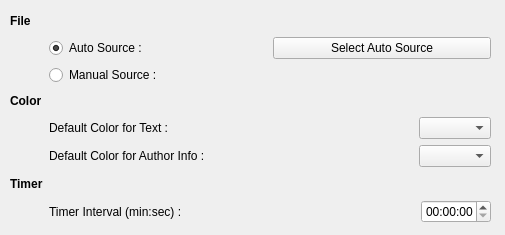
Before: the Qt Designer form plasmoid/contents/ui/generalconfig.ui in vesgel/rollingboard, drawn with Qt 5.
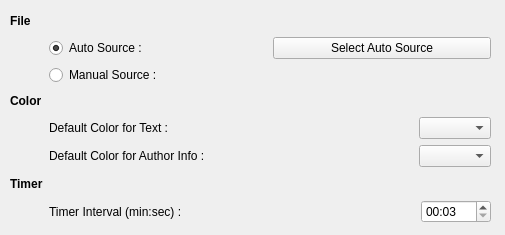
After: the same form once the commit is applied. Custom widgets are drawn as their Qt base class.

Commit message: * Language codes are put to index files instead of id. * Language code and descriptions added to data files. * Attribute "url" has been defined for list items in config panels. * List displays descriptions of the installed data files * GUI uses 24-hour style instead of AM-PM. Default value is 00:03

What changed in the file:
```diff
--- a/plasmoid/contents/ui/generalconfig.ui
+++ b/plasmoid/contents/ui/generalconfig.ui
@@ -190,6 +190,16 @@
           <height>16777215</height>
          </size>
         </property>
+        <property name="displayFormat">
+         <string>hh:mm</string>
+        </property>
+        <property name="time">
+         <time>
+          <hour>0</hour>
+          <minute>3</minute>
+          <second>0</second>
+         </time>
+        </property>
        </widget>
       </item>
      </layout>
```
The commit also changes 4 other files.
